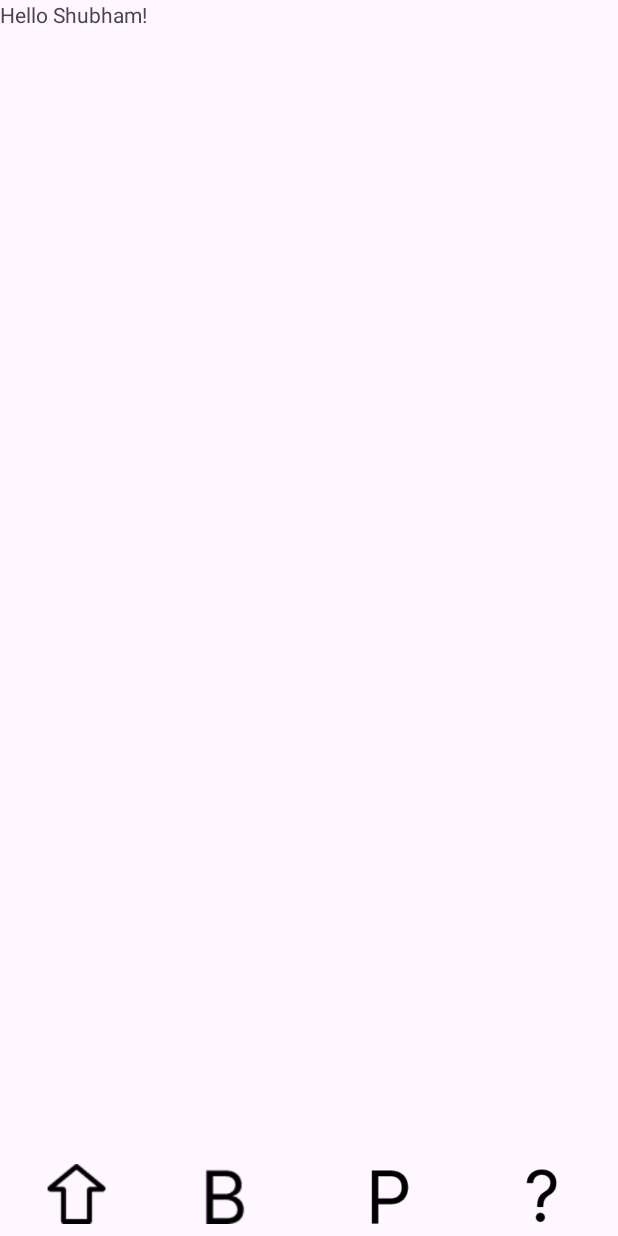
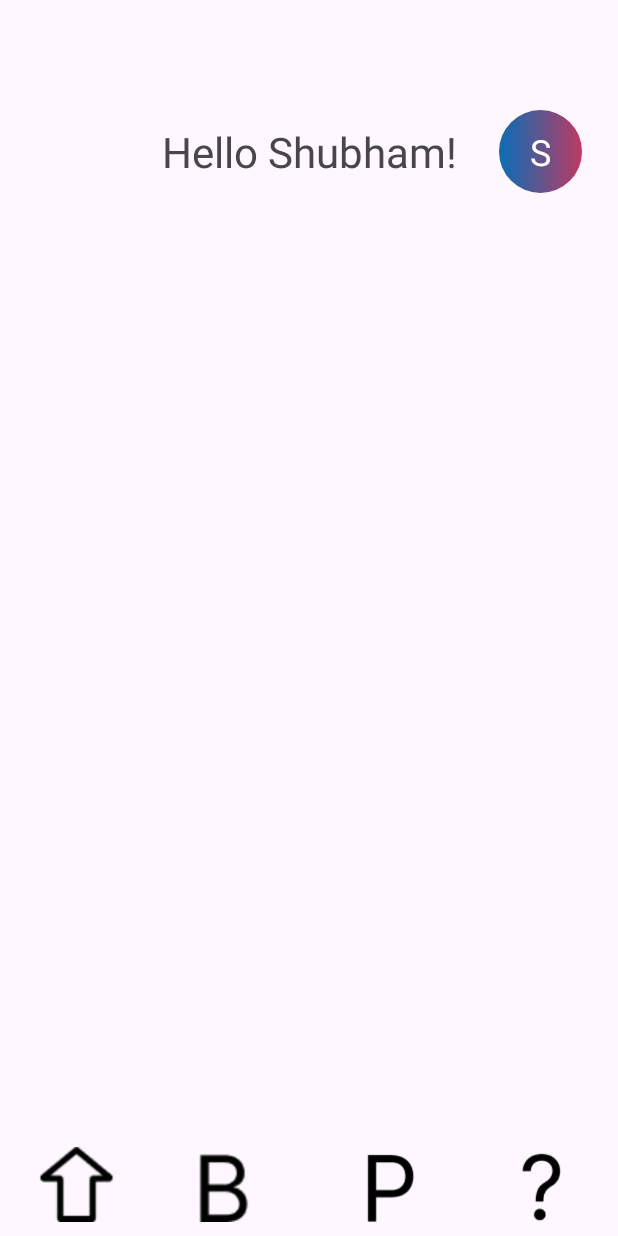
Before and after one commit to shubhamagrl/BDR-App-Project, an Android app: the screen it shows after launch (MainActivity), on a phone screen of 412 x 824 dp. Run offline under Robolectric (Android 15) with nearby library versions, the phone set to English and light mode, and no system bars; our stand-ins replace data binding.

Commit message:
Added the profile option

```diff
--- a/app/src/main/res/layout/activity_main.xml
+++ b/app/src/main/res/layout/activity_main.xml
@@ -7,55 +7,77 @@
         android:layout_width="match_parent"
         android:layout_height="match_parent">
 
-        <LinearLayout
-            android:layout_width="match_parent"
-            android:layout_height="50dp"
-            android:orientation="horizontal"
+        <androidx.constraintlayout.widget.ConstraintLayout
+            android:id="@+id/constraintLayout"
+            android:layout_width="0dp"
+            android:layout_height="0dp"
+            android:layout_marginBottom="563dp"
+            app:layout_constraintBottom_toTopOf="@+id/linearLayout"
+            app:layout_constraintEnd_toEndOf="parent"
+            app:layout_constraintStart_toStartOf="parent"
             app:layout_constraintTop_toTopOf="parent">
+
+            <TextView
+                android:id="@+id/idprofile"
+                android:layout_width="wrap_content"
+                android:layout_height="wrap_content"
+                android:layout_marginEnd="24dp"
+                android:background="@drawable/circle"
+                android:gravity="center"
+                android:text="S"
+                android:textColor="@color/white"
+                android:textSize="24sp"
+                app:layout_constraintBottom_toBottomOf="parent"
+                app:layout_constraintEnd_toEndOf="parent"
+                app:layout_constraintTop_toTopOf="parent" />
 
             <TextView
                 android:id="@+id/idgreeting"
                 android:layout_width="wrap_content"
-                android:layout_height="33dp"
-                android:layout_weight="1"
-                android:text="Hello Shubham!" />
-        </LinearLayout>
+                android:layout_height="wrap_content"
+                android:text="Hello Shubham!"
+                android:textSize="28sp"
+                app:layout_constraintBottom_toBottomOf="parent"
+                app:layout_constraintEnd_toEndOf="parent"
+                app:layout_constraintStart_toStartOf="parent"
+                app:layout_constraintTop_toTopOf="parent" />
+        </androidx.constraintlayout.widget.ConstraintLayout>
 
         <LinearLayout
             android:id="@+id/linearLayout"
-            android:layout_width="0dp"
-            android:layout_height="40dp"
-            android:layout_marginBottom="8dp"
+            android:layout_width="412dp"
+            android:layout_height="59dp"
             android:orientation="horizontal"
             app:layout_constraintBottom_toBottomOf="parent"
             app:layout_constraintEnd_toEndOf="parent"
-            app:layout_constraintStart_toStartOf="parent">
+            app:layout_constraintStart_toStartOf="parent"
+            app:layout_constraintTop_toBottomOf="@+id/constraintLayout">
 
             <ImageView
                 android:id="@+id/idhome"
                 android:layout_width="wrap_content"
-                android:layout_height="wrap_content"
+                android:layout_height="50dp"
                 android:layout_weight="1"
                 app:srcCompat="@drawable/home" />
 
             <ImageView
                 android:id="@+id/idbill"
                 android:layout_width="wrap_content"
-                android:layout_height="wrap_content"
+                android:layout_height="50dp"
                 android:layout_weight="1"
                 app:srcCompat="@drawable/bill" />
 
             <ImageView
                 android:id="@+id/idprogram"
                 android:layout_width="wrap_content"
-                android:layout_height="wrap_content"
+                android:layout_height="50dp"
                 android:layout_weight="1"
                 app:srcCompat="@drawable/programs" />
 
             <ImageView
                 android:id="@+id/idhelp"
                 android:layout_width="wrap_content"
-                android:layout_height="50dp"
+                android:layout_height="63dp"
                 android:layout_weight="1"
                 app:srcCompat="@drawable/help" />
 
```
